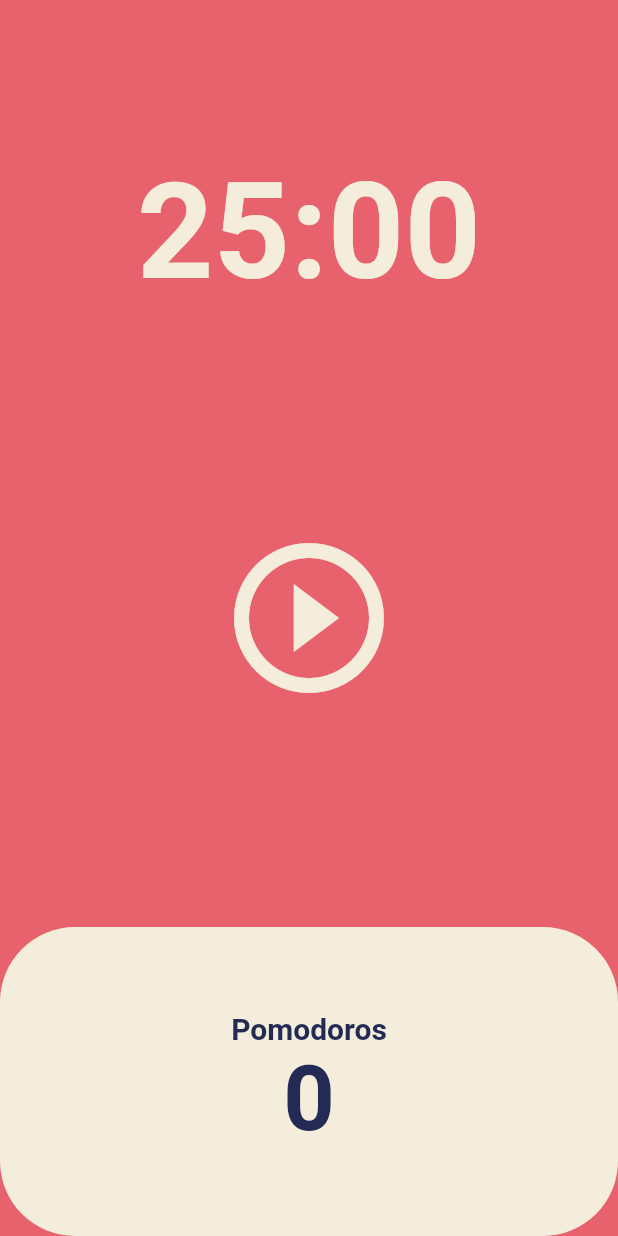
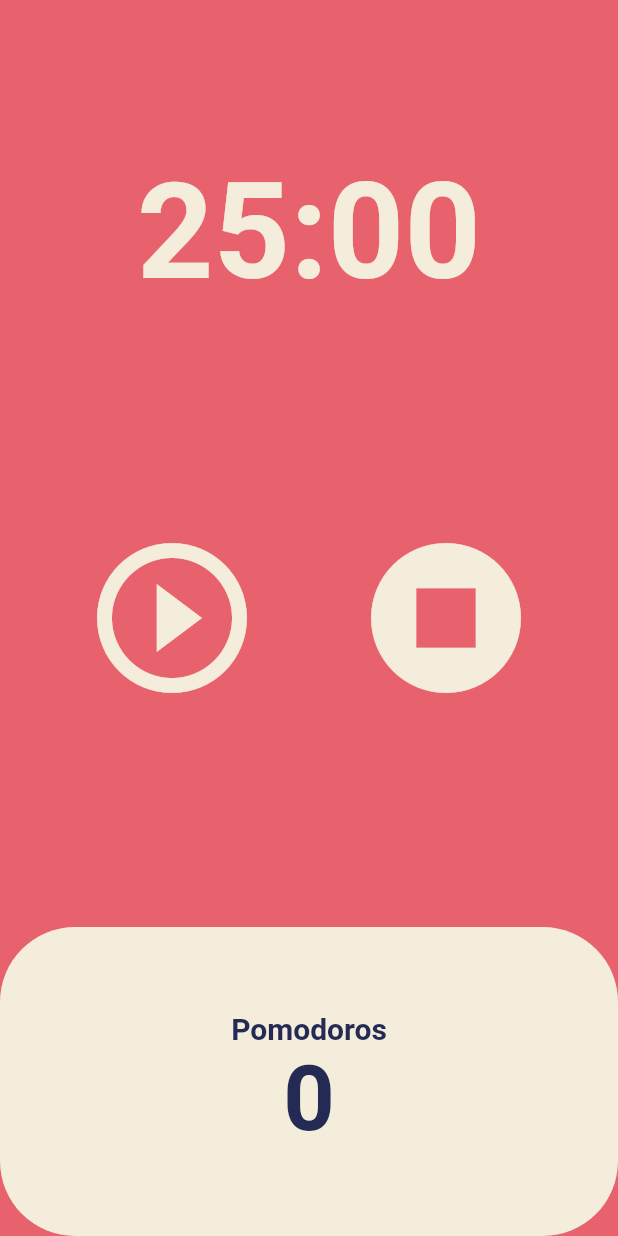
Before and after one commit to 2roum/flutter_webtoon, a Flutter app: the screen it shows after launch, on a phone screen of 412 x 824 dp. Run offline on Flutter 3.47's test engine with Material 2 defaults, Android fonts, the phone set to English and light mode, and no system bars.

Commit message:
:sparkles: 정지 버튼 추가

```diff
--- a/lib/screens/home_screen.dart
+++ b/lib/screens/home_screen.dart
@@ -48,6 +48,14 @@ class _HomeScreenState extends State<HomeScreen> {
     });
   }
 
+  void onResetPressed() {
+    timer.cancel();
+    setState(() {
+      isRunning = false;
+      totalSeconds = twentyFiveMinutes;
+    });
+  }
+
   String format(int seconds) {
     var duration = Duration(seconds: seconds);
     return duration.toString().split(".").first.substring(2);
@@ -74,7 +82,10 @@ class _HomeScreenState extends State<HomeScreen> {
               )),
           Flexible(
               flex: 2,
-              child: Container(
+              child: Row(
+                mainAxisAlignment: MainAxisAlignment.spaceEvenly,
+                children: [
+                  Container(
                     child: Center(
                       child: IconButton(
                         iconSize: 120,
@@ -85,6 +96,18 @@ class _HomeScreenState extends State<HomeScreen> {
                         onPressed: isRunning ? onPausePressed : onStartPressed,
                       ),
                     ),
+                  ),
+                  Container(
+                    child: Center(
+                      child: IconButton(
+                        iconSize: 120,
+                        color: Theme.of(context).cardColor,
+                        icon: Icon(Icons.stop_circle),
+                        onPressed: onResetPressed,
+                      ),
+                    ),
+                  ),
+                ],
               )),
           Flexible(
               flex: 1,
```
Lines whose indentation alone changed are shown as unchanged.
